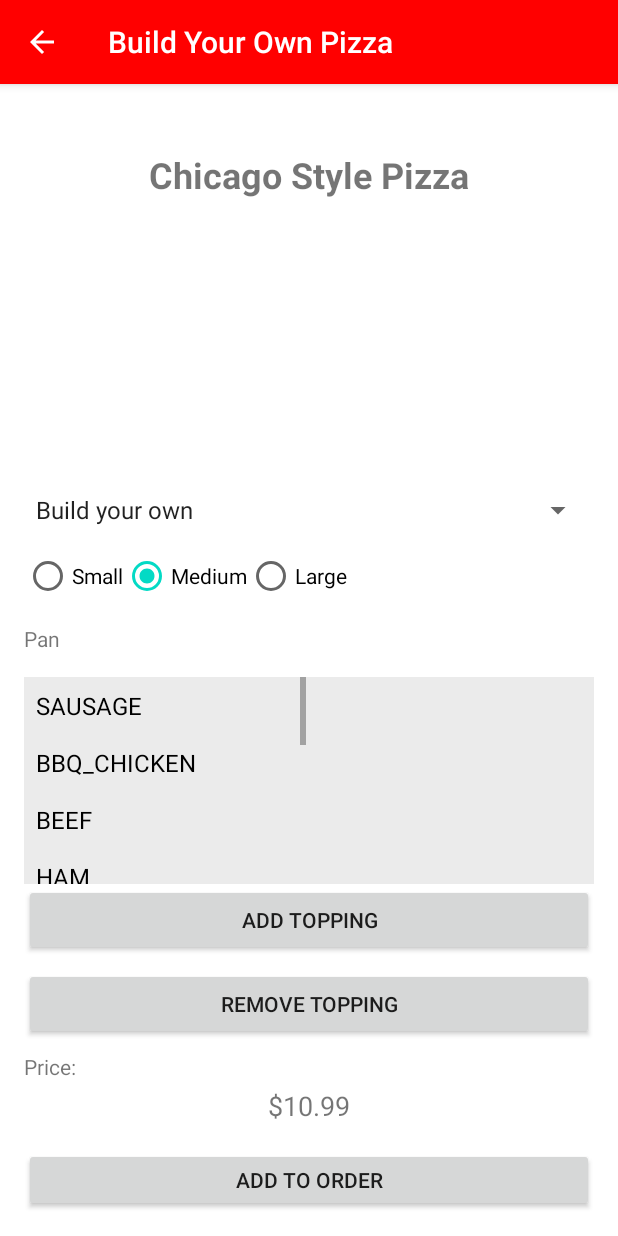
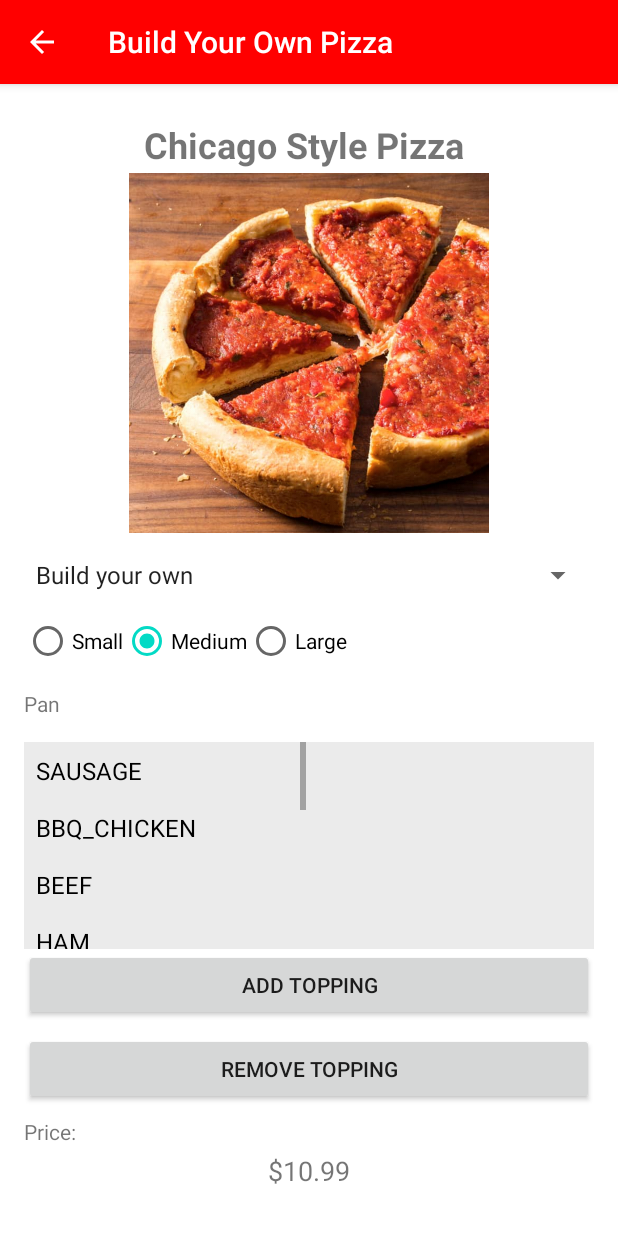
Before and after one commit to lukasdchang/Pizzeria, an Android app: the screen it shows after launch (BuildYourOwnActivity), after a tap on an icon or button, on a phone screen of 412 x 824 dp. Run offline under Robolectric (Android 15) with nearby library versions, the phone set to English and light mode, and no system bars.

Commit message:
added images and fixed image changing

```diff
--- a/app/src/main/java/com/example/pizzeria/BuildYourOwnActivity.java
+++ b/app/src/main/java/com/example/pizzeria/BuildYourOwnActivity.java
@@ -75,6 +75,8 @@ public class BuildYourOwnActivity extends AppCompatActivity {
 
         // Set up event listeners
         setupEventListeners();
+
+        updatePizzaImage();
     }
 
     @Override
@@ -243,8 +245,9 @@ public class BuildYourOwnActivity extends AppCompatActivity {
             }
         }
 
+        // Update the image when the type is selected
+        updatePizzaImage();
         updateCrustText();
-        updatePizzaImage();
         updatePrice();
     }
 
@@ -288,13 +291,24 @@ public class BuildYourOwnActivity extends AppCompatActivity {
     }
 
     private void updatePizzaImage() {
+        // Get the selected pizza type from the Spinner
         String selectedType = pizzaTypeSpinner.getSelectedItem().toString().toLowerCase().replace(" ", "");
-        String imagePath = String.format("drawable/%s_%s", selectedType, style.toLowerCase());
-        try {
-            int imageResId = getResources().getIdentifier(imagePath, null, getPackageName());
+
+        // Use the current style (e.g., "Chicago" or "NY")
+        String currentStyle = style.toLowerCase();
+
+        // Build the image name based on the naming convention
+        String imageName = String.format("img_%s_%s", selectedType, currentStyle);
+
+        // Retrieve the resource ID of the image
+        int imageResId = getResources().getIdentifier(imageName, "drawable", getPackageName());
+
+        // Check if the resource exists and set the ImageView
+        if (imageResId != 0) {
             pizzaImageView.setImageResource(imageResId);
-        } catch (Exception e) {
-            //pizzaImageView.setImageResource(R.drawable.placeholder); // Default placeholder
+        } else {
+            // Fallback: If the image is missing, set a default placeholder image
+            pizzaImageView.setImageResource(R.drawable.placeholder); // Add a placeholder image in `drawable`
         }
     }
 
--- a/app/src/main/res/layout/activity_build_your_own.xml
+++ b/app/src/main/res/layout/activity_build_your_own.xml
@@ -9,14 +9,14 @@
 
     <androidx.constraintlayout.widget.ConstraintLayout
         android:layout_width="match_parent"
-        android:layout_height="90dp">
+        android:layout_height="wrap_content">
 
         <TextView
             android:id="@+id/titleLabel"
             android:layout_width="333dp"
             android:layout_height="35dp"
-            android:layout_marginStart="23dp"
-            android:layout_marginTop="28dp"
+            android:layout_marginStart="20dp"
+            android:layout_marginTop="8dp"
             android:paddingBottom="0dp"
             android:text="placeholder"
             android:textAlignment="center"
@@ -28,8 +28,8 @@
 
     <ImageView
         android:id="@+id/pizzaImageView"
-        android:layout_width="150dp"
-        android:layout_height="150dp"
+        android:layout_width="240dp"
+        android:layout_height="240dp"
         android:layout_gravity="center"
         android:layout_marginBottom="16dp" />
 
```
Also changed, not shown: app/src/main/res/layout/activity_main_menu.xml (+8 -8 lines), app/src/main/res/drawable/img_bbqchicken_ny.png (added), app/src/main/res/drawable/img_buildyourown_chicago.png (added), app/src/main/res/drawable/img_buildyourown_ny.png (added), app/src/main/res/drawable/img_chicago_style.png (renamed from app/src/main/res/drawable/chicago_style.png), app/src/main/res/drawable/img_current_order.png (renamed from app/src/main/res/drawable/current_order.png), app/src/main/res/drawable/img_deluxe_chicago.png (added), app/src/main/res/drawable/img_meatzza_chicago.png (added), app/src/main/res/drawable/img_meatzza_ny.png (added), app/src/main/res/drawable/img_orders_summary.png (renamed from app/src/main/res/drawable/orders_summary.png), app/src/main/res/drawable/vec_baseline_arrow_back_24.xml (renamed from app/src/main/res/drawable/baseline_arrow_back_24.xml), app/src/main/res/drawable/vec_baseline_arrow_back_ios_new_24.xml (renamed from app/src/main/res/drawable/baseline_arrow_back_ios_new_24.xml), app/src/main/res/drawable/vec_button_background.xml (renamed from app/src/main/res/drawable/button_background.xml), app/src/main/res/drawable/vec_circular_button.xml (renamed from app/src/main/res/drawable/circular_button.xml), 5 other files.
